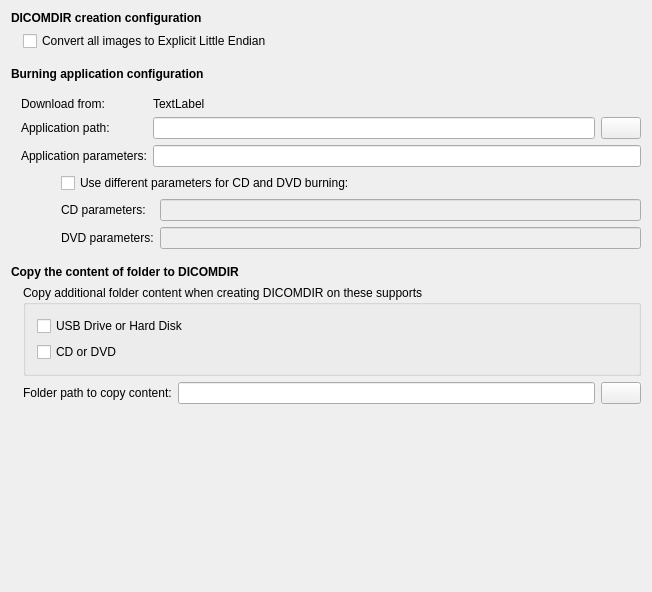
First picture: the form in starviewer/src/inputoutput/qdicomdirconfigurationscreenbase.ui, repository starviewer-medical/starviewer, before the edit.
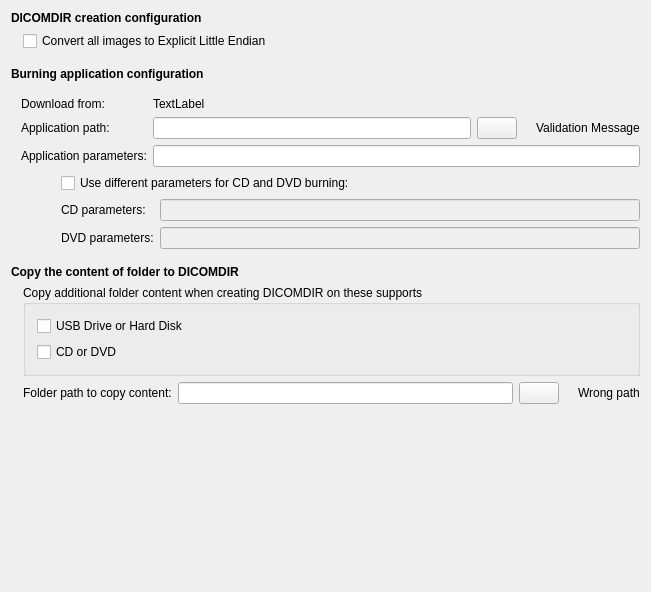
Second picture: the form after the edit. Icons and pictures are not drawn.

Commit message: ﻿ENH: Making DICOMDIR settings screen to update settings values as the user edits them

The edit to the form file:
```diff
--- a/starviewer/src/inputoutput/qdicomdirconfigurationscreenbase.ui
+++ b/starviewer/src/inputoutput/qdicomdirconfigurationscreenbase.ui
@@ -6,7 +6,7 @@
    <rect>
     <x>0</x>
     <y>0</y>
-    <width>652</width>
+    <width>651</width>
     <height>592</height>
    </rect>
   </property>
@@ -160,6 +160,20 @@
            </property>
           </widget>
          </item>
+         <item>
+          <widget class="QLabel" name="m_burningApplicationPathValidationIcon">
+           <property name="pixmap">
+            <pixmap resource="../main/main.qrc">:/images/beta-warning.png</pixmap>
+           </property>
+          </widget>
+         </item>
+         <item>
+          <widget class="QLabel" name="m_burningApplicationPathValidationLabel">
+           <property name="text">
+            <string>Validation Message</string>
+           </property>
+          </widget>
+         </item>
         </layout>
        </item>
        <item row="2" column="0">
@@ -439,6 +453,23 @@
          </property>
         </widget>
        </item>
+       <item>
+        <widget class="QLabel" name="m_copyFolderContentValidationIcon">
+         <property name="text">
+          <string/>
+         </property>
+         <property name="pixmap">
+          <pixmap resource="../main/main.qrc">:/images/beta-warning.png</pixmap>
+         </property>
+        </widget>
+       </item>
+       <item>
+        <widget class="QLabel" name="m_copyFolderContentValidationLabel">
+         <property name="text">
+          <string>Wrong path</string>
+         </property>
+        </widget>
+       </item>
       </layout>
      </item>
     </layout>
```
The commit also changes 2 other files.
